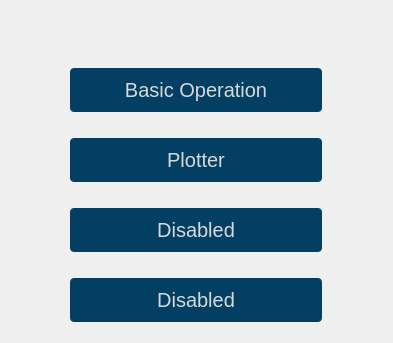
This is gui/qtdesigner/ModeSelectorWidget.ui in wyattduber/CyDAQ as Qt 5 draws it before an edit; both pictures show x 0 to 393 and y 384 to 727 of the 393 by 727 pixel window. The edited form follows.
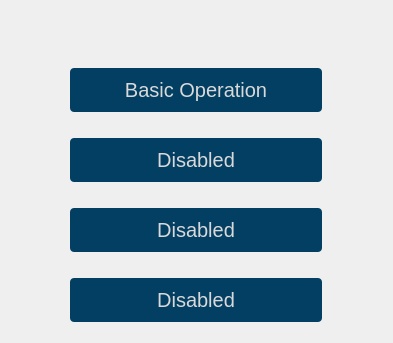
This is the edited form. Icons and pictures are not drawn.

Diff of the .ui file:
```diff
--- a/gui/qtdesigner/ModeSelectorWidget.ui
+++ b/gui/qtdesigner/ModeSelectorWidget.ui
@@ -159,7 +159,7 @@
       </size>
      </property>
      <property name="text">
-      <string>Plotter</string>
+      <string>Disabled</string>
      </property>
     </widget>
    </item>
```
